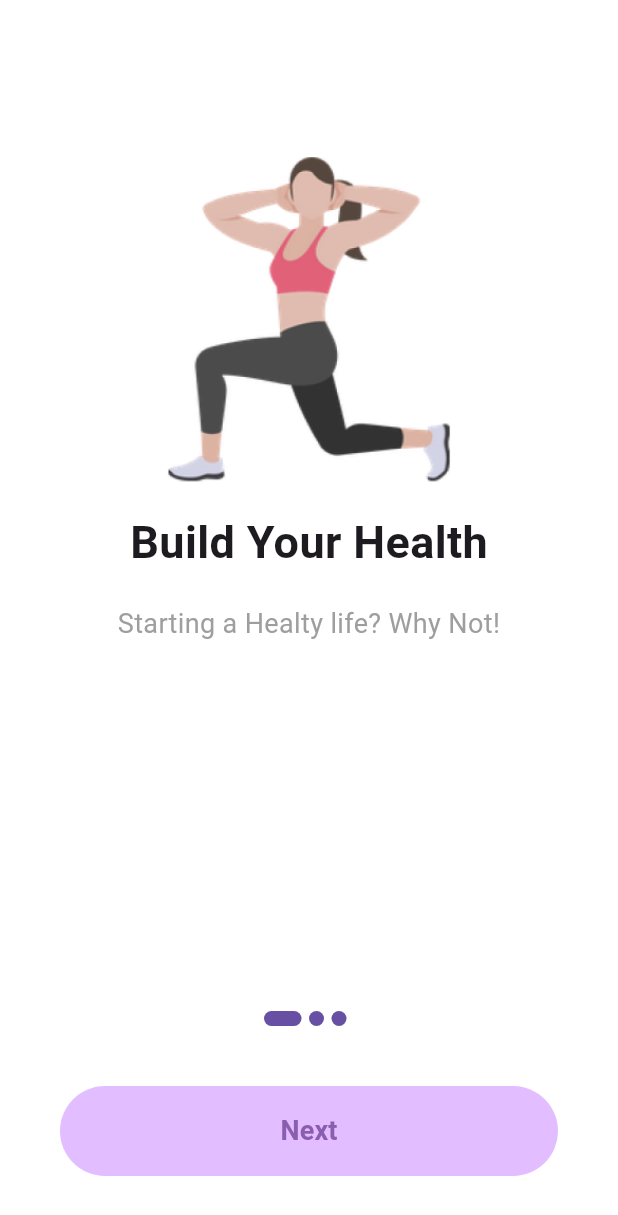
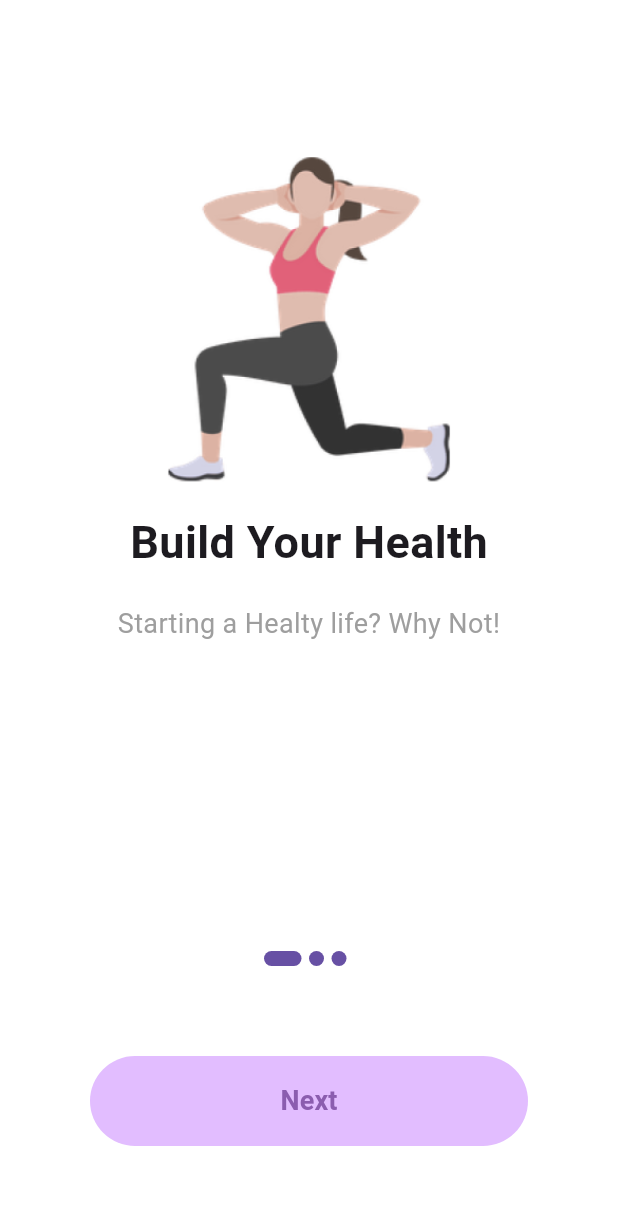
Before and after one commit to naomehmi/betterU-flutter-assignment, a Flutter app: the screen it shows after launch, on a phone screen of 412 x 824 dp. Shown: the top 1215 px of the screen. Run offline on Flutter 3.47's test engine with Material 3 defaults, Android fonts, the phone set to English and light mode, and no system bars.

Commit message:
added login page, added validation to sign up page

```diff
--- a/better_u/lib/screens/welcome.dart
+++ b/better_u/lib/screens/welcome.dart
@@ -1,10 +1,13 @@
 import 'package:better_u/screens/home.dart';
+import 'package:better_u/screens/login.dart';
 import 'package:better_u/screens/onboarding_model.dart';
 import 'package:better_u/screens/signup.dart';
 import 'package:flutter/material.dart';
 
 
 class OnboardingPage extends StatefulWidget {
+  const OnboardingPage({super.key});
+
   @override
   _OnboardingPageState createState() => _OnboardingPageState();
 }
@@ -31,7 +34,7 @@ class _OnboardingPageState extends State<OnboardingPage> {
         currentIndex++;
       });
       _controller.nextPage(
-        duration: Duration(milliseconds: 100),
+        duration: const Duration(milliseconds: 100),
         curve: Curves.easeIn,
       );
     } else {
@@ -47,6 +50,7 @@ class _OnboardingPageState extends State<OnboardingPage> {
   Widget build(BuildContext context) {
     return Scaffold(
       backgroundColor: Colors.white,
+      resizeToAvoidBottomInset: false,
       body: Column(
         children: [
           Expanded(
@@ -69,16 +73,16 @@ class _OnboardingPageState extends State<OnboardingPage> {
                       ),
                       Text(
                         contents[i].title,
-                        style: TextStyle(
+                        style: const TextStyle(
                           fontSize: 30,
                           fontWeight: FontWeight.bold,
                         ),
                       ),
-                      SizedBox(height: 20),
+                      const SizedBox(height: 20),
                       Text(
                         contents[i].description,
                         textAlign: TextAlign.center,
-                        style: TextStyle(
+                        style: const TextStyle(
                           fontSize: 18,
                           color: Colors.grey,
                         ),
@@ -96,21 +100,48 @@ class _OnboardingPageState extends State<OnboardingPage> {
               (index) => buildDot(index, context),
             ),
           ),
+          Column(
+            children: [
+              if(currentIndex == contents.length - 1)
               Container(
                 height: 60,
-            margin: EdgeInsets.all(40),
+                margin: const EdgeInsets.only(left: 60, right: 60, top: 40, bottom: 20),
+                width: double.infinity,
+                child: ElevatedButton(
+                  onPressed: (){
+                    LoginModal(context);
+                  },
+                  style: ButtonStyle(
+                    backgroundColor: MaterialStateProperty.all<Color>(const Color.fromARGB(255, 226, 189, 255)),
+                    elevation: MaterialStateProperty.all<double>(0)
+                  ),
+                  child: const Text(
+                    'Login',
+                    style: TextStyle(
+                      fontSize: 18,
+                      fontWeight: FontWeight.bold,
+                      color: Color.fromARGB(255, 139, 93, 175)
+                    ),
+                  ),
+                ),
+              ),
+              Container(
+                height: 60,
+                margin: currentIndex == contents.length - 1 ? const EdgeInsets.only(left: 60, right: 60, bottom: 60) : const EdgeInsets.all(60),
                 width: double.infinity,
                 child: ElevatedButton(
                   onPressed: nextPage,
+                  style: ButtonStyle(
+                    backgroundColor: MaterialStateProperty.all<Color>(const Color.fromARGB(255, 226, 189, 255)),
+                    elevation: MaterialStateProperty.all<double>(0),
+                  ),
                   child: Text(
-                currentIndex == contents.length - 1 ? 'Continue' : 'Next', style: TextStyle(fontSize: 18,
+                    currentIndex == contents.length - 1 ? 'Sign In' : 'Next', style: const TextStyle(fontSize: 18,
                     fontWeight: FontWeight.bold, color: Color.fromARGB(255, 139, 93, 175)),
                   ),
-              style: ButtonStyle(
-                backgroundColor: MaterialStateProperty.all<Color>(Color.fromARGB(255, 226, 189, 255)),
-                elevation: MaterialStateProperty.all<double>(0),
                 ),
               ),
+            ],
           ),
         ],
       ),
@@ -121,7 +152,7 @@ class _OnboardingPageState extends State<OnboardingPage> {
     return Container(
       height: 10,
       width: currentIndex == index ? 25 : 10,
-      margin: EdgeInsets.only(right: 5),
+      margin: const EdgeInsets.only(right: 5),
       decoration: BoxDecoration(
         borderRadius: BorderRadius.circular(20),
         color: Theme.of(context).primaryColor,
```
Also changed, not shown: better_u/lib/screens/login.dart (added, +116 -0 lines), better_u/lib/screens/signup.dart (+117 -17 lines). Lines whose indentation alone changed are shown as unchanged.
